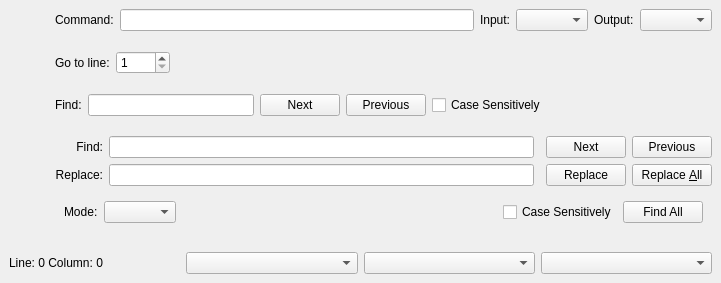
Above: resources/ui/editorstatus.ui from prymatex/prymatex before the change. Below: the same form after it.
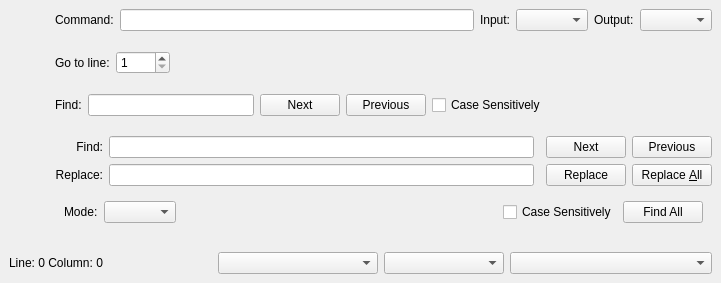
That is the form after the change. Icons and pictures are not drawn.

Commit message: tab size

The edit to the form file:
```diff
--- a/resources/ui/editorstatus.ui
+++ b/resources/ui/editorstatus.ui
@@ -349,10 +349,24 @@
        </widget>
       </item>
       <item>
-       <widget class="QComboBox" name="comboBoxSyntaxes"/>
+       <widget class="QComboBox" name="comboBoxSyntaxes">
+        <property name="maximumSize">
+         <size>
+          <width>160</width>
+          <height>16777215</height>
+         </size>
+        </property>
+       </widget>
       </item>
       <item>
-       <widget class="QComboBox" name="comboBoxTabSize"/>
+       <widget class="QComboBox" name="comboBoxTabSize">
+        <property name="maximumSize">
+         <size>
+          <width>120</width>
+          <height>16777215</height>
+         </size>
+        </property>
+       </widget>
       </item>
       <item>
        <widget class="QComboBox" name="comboBoxSymbols"/>
```
The commit also changes 2 other files.
